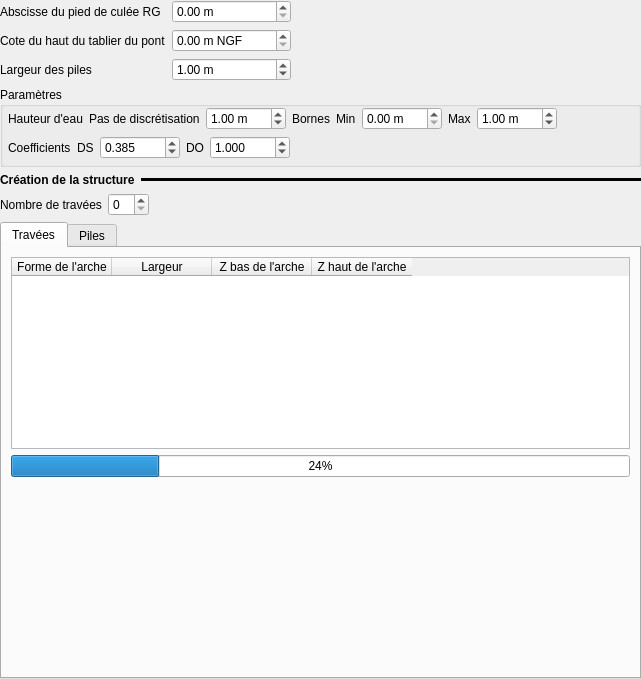
First picture: the form in ui/structures/ui_orifice_pa.ui, repository Artelia/Mascaret, before the edit.
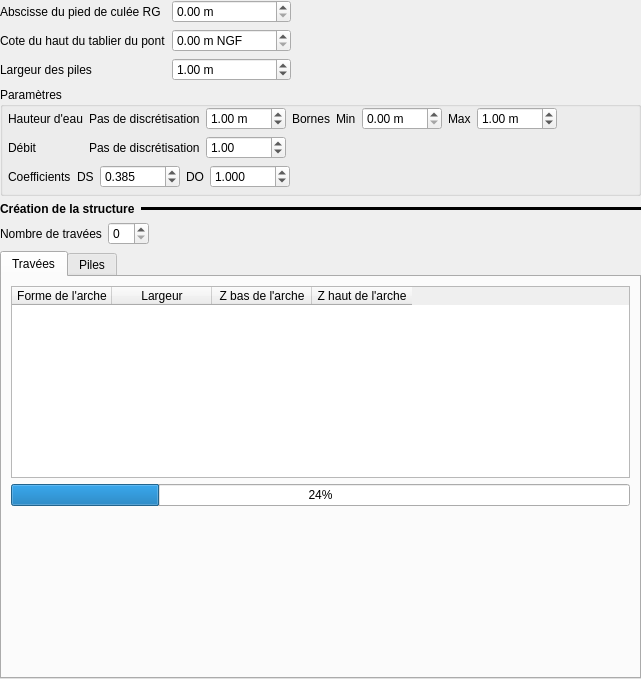
Second picture: the form after the edit.

```diff
--- a/ui/structures/ui_orifice_pa.ui
+++ b/ui/structures/ui_orifice_pa.ui
@@ -151,13 +151,6 @@
           </property>
          </widget>
         </item>
-        <item row="0" column="1">
-         <widget class="QLabel" name="label">
-          <property name="text">
-           <string>Pas de discrétisation</string>
-          </property>
-         </widget>
-        </item>
         <item row="0" column="0">
          <widget class="QLabel" name="label_29">
           <property name="text">
@@ -165,13 +158,6 @@
           </property>
          </widget>
         </item>
-        <item row="0" column="3">
-         <widget class="QLabel" name="label_28">
-          <property name="text">
-           <string>Bornes</string>
-          </property>
-         </widget>
-        </item>
         <item row="0" column="4">
          <layout class="QHBoxLayout" name="horizontalLayout_12">
           <item>
@@ -241,6 +227,53 @@
           </item>
          </layout>
         </item>
+        <item row="0" column="3">
+         <widget class="QLabel" name="label_28">
+          <property name="text">
+           <string>Bornes</string>
+          </property>
+         </widget>
+        </item>
+        <item row="0" column="1">
+         <widget class="QLabel" name="label">
+          <property name="text">
+           <string>Pas de discrétisation</string>
+          </property>
+         </widget>
+        </item>
+        <item row="1" column="2">
+         <widget class="QDoubleSpinBox" name="dsb_q_pas">
+          <property name="maximumSize">
+           <size>
+            <width>80</width>
+            <height>16777215</height>
+           </size>
+          </property>
+          <property name="minimum">
+           <double>0.010000000000000</double>
+          </property>
+          <property name="maximum">
+           <double>10000.000000000000000</double>
+          </property>
+          <property name="value">
+           <double>1.000000000000000</double>
+          </property>
+         </widget>
+        </item>
+        <item row="1" column="1">
+         <widget class="QLabel" name="label_4">
+          <property name="text">
+           <string>Pas de discrétisation</string>
+          </property>
+         </widget>
+        </item>
+        <item row="1" column="0">
+         <widget class="QLabel" name="label_30">
+          <property name="text">
+           <string>Débit </string>
+          </property>
+         </widget>
+        </item>
        </layout>
       </item>
       <item>
```
